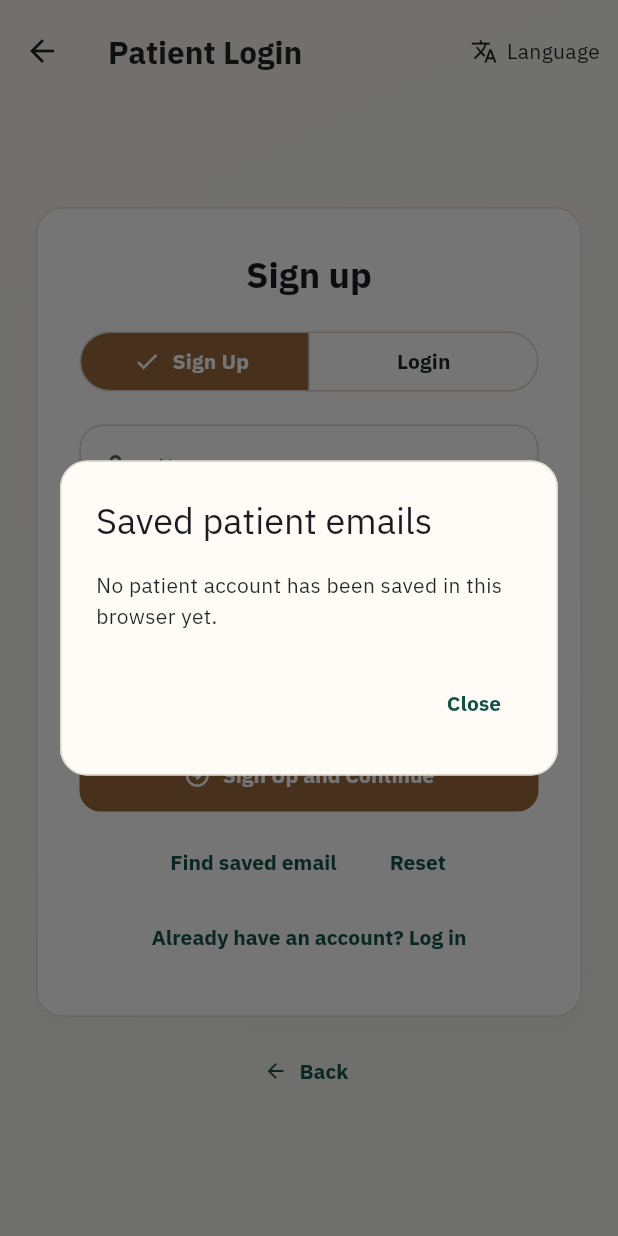
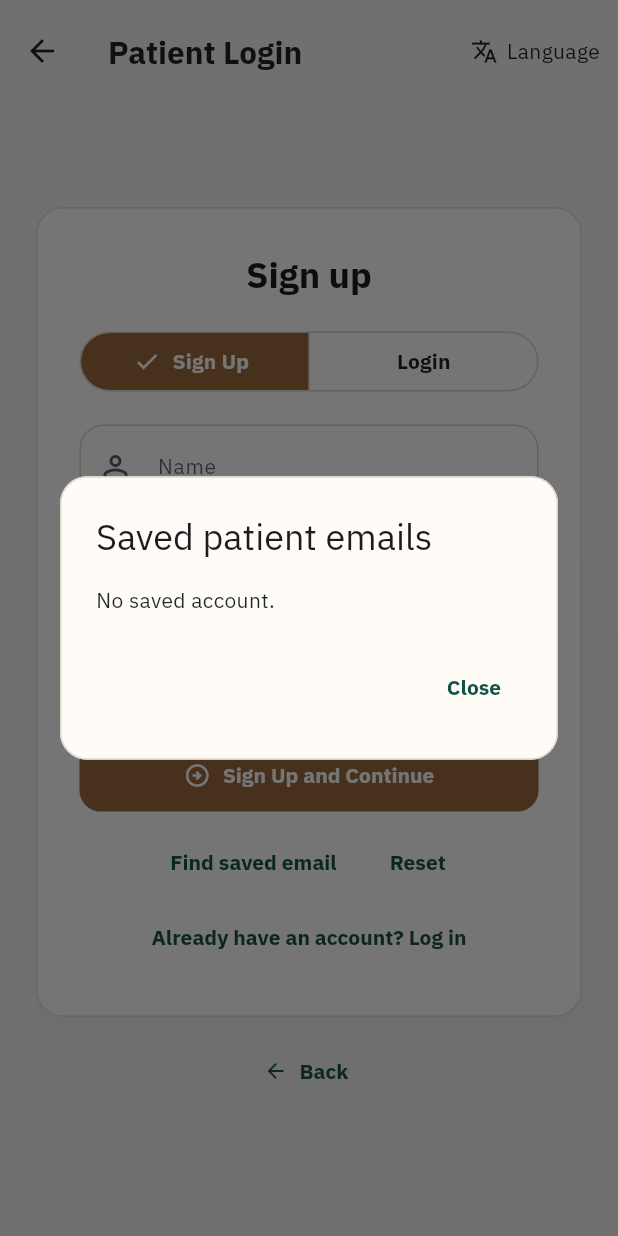
Before and after one commit to HugoSeong0721/test-mvp, a Flutter app: the PatientBetaAuthScreen screen opened by its route, after a tap on "Find saved email", on a phone screen of 412 x 824 dp. Run offline on Flutter 3.47's test engine with Material 3 defaults, Android fonts, the phone set to English and light mode, and no system bars; our stand-ins replace cloud_firestore, firebase_auth, firebase_core, google_fonts, shared_preferences; missing offline and left inert: dart:html; accounts and stored records are empty.

Commit message:
Tighten remaining patient copy

```diff
--- a/lib/features/auth/presentation/patient_beta_auth_screen.dart
+++ b/lib/features/auth/presentation/patient_beta_auth_screen.dart
@@ -439,10 +439,7 @@ class _PatientBetaAuthScreenState extends State<PatientBetaAuthScreen> {
           width: 420,
           child: accounts.isEmpty
               ? Text(
-                  lang.tr(
-                    'No patient account has been saved in this browser yet.',
-                    '이 브라우저에 저장된 환자 계정이 아직 없습니다.',
-                  ),
+                  lang.tr('No saved account.', '이 브라우저에 저장된 환자 계정이 아직 없습니다.'),
                 )
               : ListView.separated(
                   shrinkWrap: true,
@@ -535,7 +532,7 @@ class _PatientBetaAuthScreenState extends State<PatientBetaAuthScreen> {
                     Navigator.pop(context);
                     _showMessage(
                       lang.tr(
-                        'Local password was reset. You can log in now.',
+                        'Password reset.',
                         '로컬 비밀번호를 재설정했습니다. 이제 로그인할 수 있습니다.',
                       ),
                     );
@@ -574,7 +571,7 @@ class _PatientBetaAuthScreenState extends State<PatientBetaAuthScreen> {
     switch (error.code) {
       case 'email-already-in-use':
         return lang.tr(
-          'This email is already registered. Please log in instead.',
+          'Email already registered.',
           '이미 등록된 이메일입니다. 로그인으로 진행해주세요.',
         );
       case 'invalid-email':
@@ -584,7 +581,7 @@ class _PatientBetaAuthScreenState extends State<PatientBetaAuthScreen> {
         );
       case 'weak-password':
         return lang.tr(
-          'Please use a password with at least 6 characters.',
+          'Password needs 6+ characters.',
           '비밀번호는 6자 이상으로 입력해주세요.',
         );
       case 'user-not-found':
@@ -606,19 +603,19 @@ class _PatientBetaAuthScreenState extends State<PatientBetaAuthScreen> {
     switch (error.code) {
       case 'email-already-in-use':
         return lang.tr(
-          'This tester email is already saved in this browser. Please log in instead.',
+          'Email already saved.',
           '이 이메일은 이미 이 브라우저에 저장되어 있습니다. 로그인으로 진행해주세요.',
         );
       case 'invalid-email':
         return lang.tr('Use a valid email.', '올바른 이메일 필요');
       case 'weak-password':
         return lang.tr(
-          'Please use a password with at least 6 characters.',
+          'Password needs 6+ characters.',
           '비밀번호는 6자 이상으로 입력해주세요.',
         );
       case 'user-not-found':
         return lang.tr(
-          'No saved tester account was found in this browser yet. Please sign up first.',
+          'No saved account.',
           '이 브라우저에는 아직 저장된 계정이 없습니다. 먼저 가입해주세요.',
         );
       case 'wrong-password':
--- a/lib/features/patient_brief/presentation/patient_brief_screen.dart
+++ b/lib/features/patient_brief/presentation/patient_brief_screen.dart
@@ -327,7 +327,7 @@ class _PatientBriefScreenState extends State<PatientBriefScreen> {
                 const SizedBox(height: 8),
                 Text(
                   lang.tr(
-                    'The highlighted current card is the visit this screen is about. Older visits can be opened one by one.',
+                    'Current visit is highlighted.',
                     '현재 강조된 카드가 지금 이 화면이 다루는 이번 방문입니다. 이전 방문은 각각 상세로 열 수 있습니다.',
                   ),
                   style: Theme.of(context).textTheme.bodyMedium?.copyWith(
@@ -474,7 +474,7 @@ class _PatientBriefScreenState extends State<PatientBriefScreen> {
                     const SizedBox(height: 8),
                     if (list.isEmpty)
                       Text(
-                        lang.tr('No questions yet', '아직 질문 없음'),
+                        lang.tr('No questions', '질문 없음'),
                         style: const TextStyle(color: Colors.black54),
                       ),
                     ...list.map(
```
Also changed, not shown: lib/features/patient_home/presentation/patient_home_screen.dart (+5 -13 lines), 1 other file.
